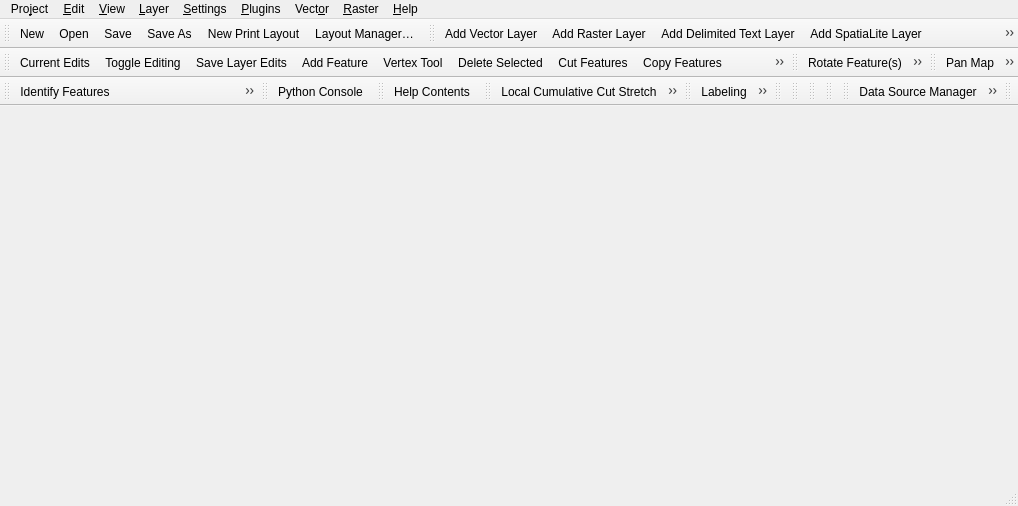
Qt form src/ui/qgisapp.ui (qgis/QGIS) before a commit.
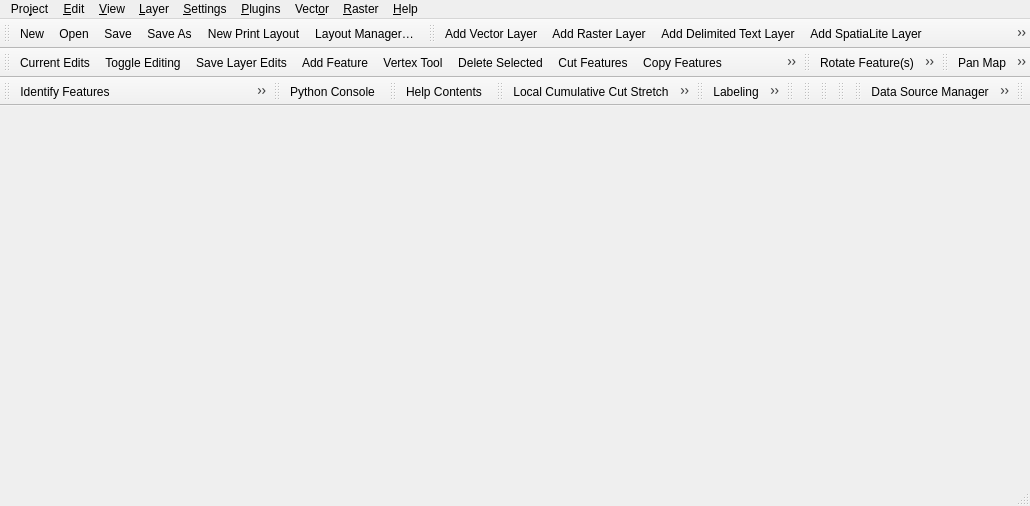
The same form after that commit. Icons and pictures are not drawn.

```diff
--- a/src/ui/qgisapp.ui
+++ b/src/ui/qgisapp.ui
@@ -6,7 +6,7 @@
    <rect>
     <x>0</x>
     <y>0</y>
-    <width>1018</width>
+    <width>1030</width>
     <height>506</height>
    </rect>
   </property>
@@ -16,8 +16,8 @@
     <rect>
      <x>0</x>
      <y>0</y>
-     <width>1018</width>
-     <height>18</height>
+     <width>1030</width>
+     <height>25</height>
     </rect>
    </property>
    <property name="toolTip">
```
Left out of the diff: 7 changed lines with no effect on the pictures.
